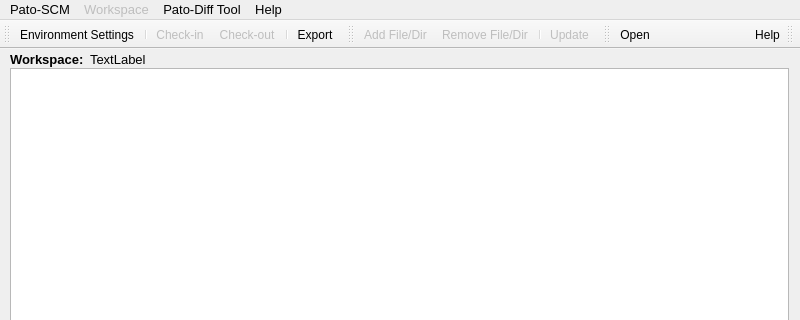
This is patoGUI/mainwindow.ui in matherthal/pato-scm as Qt 5 draws it before an edit; both pictures show x 0 to 800 and y 0 to 320 of the 800 by 500 pixel window. The edited form follows.
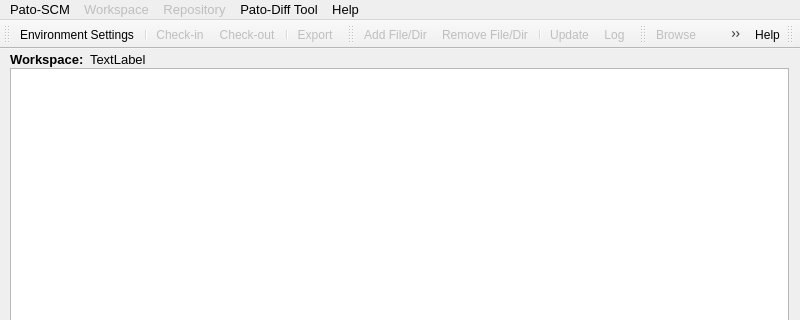
This is the edited form. Icons and pictures are not drawn.

Diff of the .ui file:
```diff
--- a/patoGUI/mainwindow.ui
+++ b/patoGUI/mainwindow.ui
@@ -2,6 +2,9 @@
 <ui version="4.0">
  <class>MainWindow</class>
  <widget class="QMainWindow" name="MainWindow">
+  <property name="enabled">
+   <bool>true</bool>
+  </property>
   <property name="geometry">
    <rect>
     <x>0</x>
@@ -143,15 +146,26 @@
     <addaction name="separator"/>
     <addaction name="actionUpdate"/>
    </widget>
-   <widget class="QMenu" name="menuPato_Diff_Tool">
+   <widget class="QMenu" name="menuPatoOthers">
     <property name="title">
      <string>Pato-Diff Tool</string>
     </property>
     <addaction name="actionOpen"/>
    </widget>
+   <widget class="QMenu" name="menuRepository">
+    <property name="enabled">
+     <bool>false</bool>
+    </property>
+    <property name="title">
+     <string>Repository</string>
+    </property>
+    <addaction name="actionBrowse"/>
+    <addaction name="actionRepLog"/>
+   </widget>
    <addaction name="menuPato_SCM"/>
    <addaction name="menuWorkspace"/>
-   <addaction name="menuPato_Diff_Tool"/>
+   <addaction name="menuRepository"/>
+   <addaction name="menuPatoOthers"/>
    <addaction name="menuHelp"/>
   </widget>
   <widget class="QStatusBar" name="statusBar">
@@ -183,6 +197,9 @@
    <addaction name="actionExport"/>
   </widget>
   <widget class="QToolBar" name="workspaceToolBar">
+   <property name="enabled">
+    <bool>true</bool>
+   </property>
    <property name="windowTitle">
     <string>toolBar</string>
    </property>
@@ -196,6 +213,7 @@
    <addaction name="actionRemove_File_Dir"/>
    <addaction name="separator"/>
    <addaction name="actionUpdate"/>
+   <addaction name="actionLog"/>
   </widget>
   <widget class="QToolBar" name="diffToolBar">
    <property name="windowTitle">
@@ -207,6 +225,7 @@
    <attribute name="toolBarBreak">
     <bool>false</bool>
    </attribute>
+   <addaction name="actionBrowse"/>
    <addaction name="actionOpen"/>
   </widget>
   <widget class="QToolBar" name="helpToolBar">
@@ -282,6 +301,9 @@
    </property>
   </action>
   <action name="actionExport">
+   <property name="enabled">
+    <bool>false</bool>
+   </property>
    <property name="icon">
     <iconset resource="mainwindow.qrc">
      <normaloff>:/new/icons/exporticon</normaloff>:/new/icons/exporticon</iconset>
@@ -388,6 +410,54 @@
     <string>Open Pato-Diff Tool</string>
    </property>
   </action>
+  <action name="actionBrowse">
+   <property name="enabled">
+    <bool>false</bool>
+   </property>
+   <property name="icon">
+    <iconset resource="mainwindow.qrc">
+     <normaloff>:/new/icons/browse</normaloff>:/new/icons/browse</iconset>
+   </property>
+   <property name="text">
+    <string>Browse</string>
+   </property>
+   <property name="toolTip">
+    <string>Browse</string>
+   </property>
+   <property name="statusTip">
+    <string>Browse project at repository</string>
+   </property>
+  </action>
+  <action name="actionRepLog">
+   <property name="enabled">
+    <bool>false</bool>
+   </property>
+   <property name="icon">
+    <iconset resource="mainwindow.qrc">
+     <normaloff>:/new/icons/log</normaloff>:/new/icons/log</iconset>
+   </property>
+   <property name="text">
+    <string>Repository Log</string>
+   </property>
+   <property name="statusTip">
+    <string>See revisions log from repository</string>
+   </property>
+  </action>
+  <action name="actionLog">
+   <property name="enabled">
+    <bool>false</bool>
+   </property>
+   <property name="icon">
+    <iconset resource="mainwindow.qrc">
+     <normaloff>:/new/icons/log</normaloff>:/new/icons/log</iconset>
+   </property>
+   <property name="text">
+    <string>Log</string>
+   </property>
+   <property name="statusTip">
+    <string>Show revisions log</string>
+   </property>
+  </action>
  </widget>
  <layoutdefault spacing="6" margin="11"/>
  <resources>
```
Left out of the diff: 1 changed line with no effect on the pictures.
